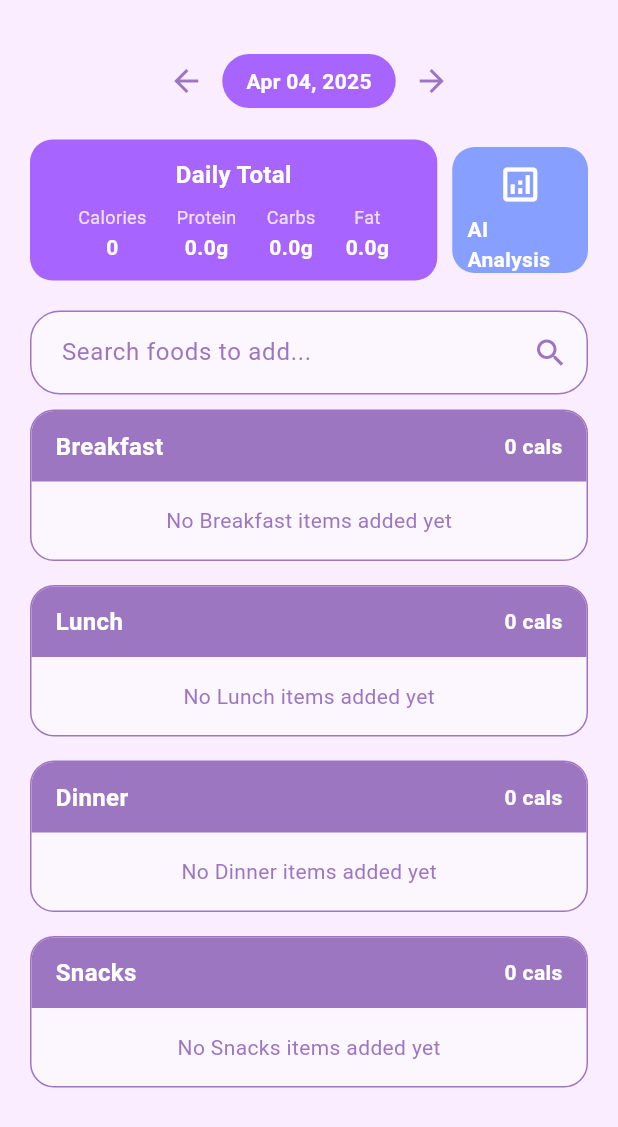
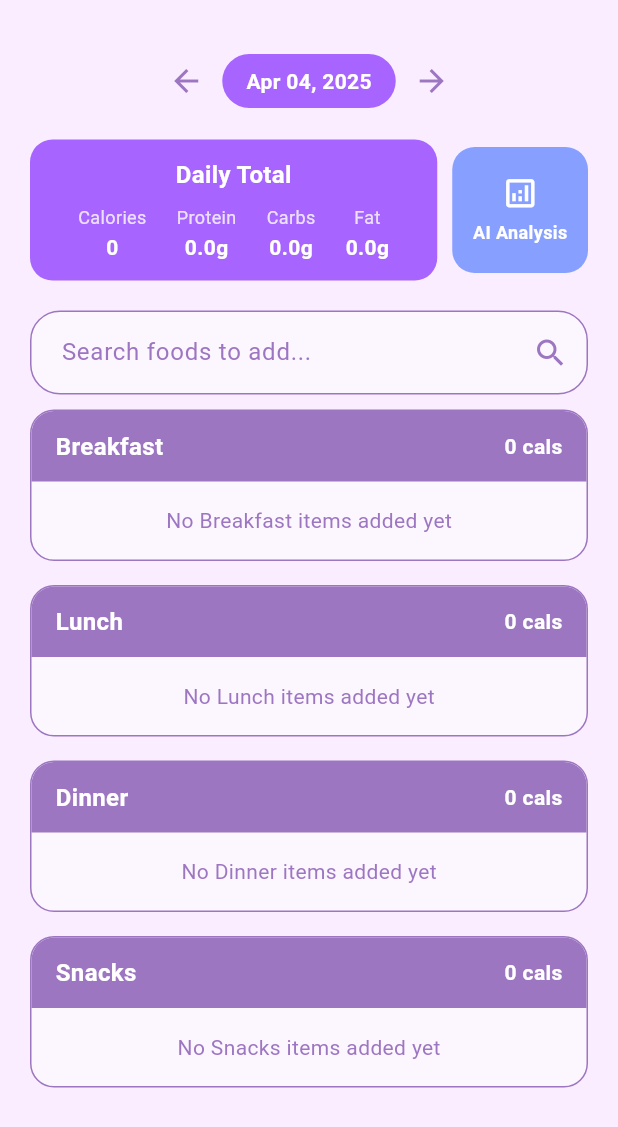
Before and after one commit to maynguyen26/lipht, a Flutter app: the FuelScreen screen opened directly, on a phone screen of 412 x 824 dp. Shown: the top 1127 px of the screen. Run offline on Flutter 3.47's test engine with Material 3 defaults, Android fonts, the phone set to English and light mode, and no system bars; our stand-ins replace cloud_firestore, connectivity_plus, firebase_auth, firebase_core, fl_chart, google_sign_in and 1 more; accounts and stored records are empty; project files that could hold a hidden picture were left out.

```diff
--- a/lib/features/fuel/screens/fuel_screen.dart
+++ b/lib/features/fuel/screens/fuel_screen.dart
@@ -520,13 +520,13 @@ class _FuelScreenState extends State<FuelScreen> {
                                 Icon(
                                   Icons.analytics_outlined,
                                   color: Colors.white,
-                                  size: 30,
+                                  size: 25,
                                 ),
                                 SizedBox(height: 5),
                                 Text(
                                   'AI Analysis',
                                   style: TextStyle(
-                                    fontSize: 14,
+                                    fontSize: 12,
                                     fontWeight: FontWeight.bold,
                                     color: Colors.white,
                                   ),
```
Also changed, not shown: 7 other files.
